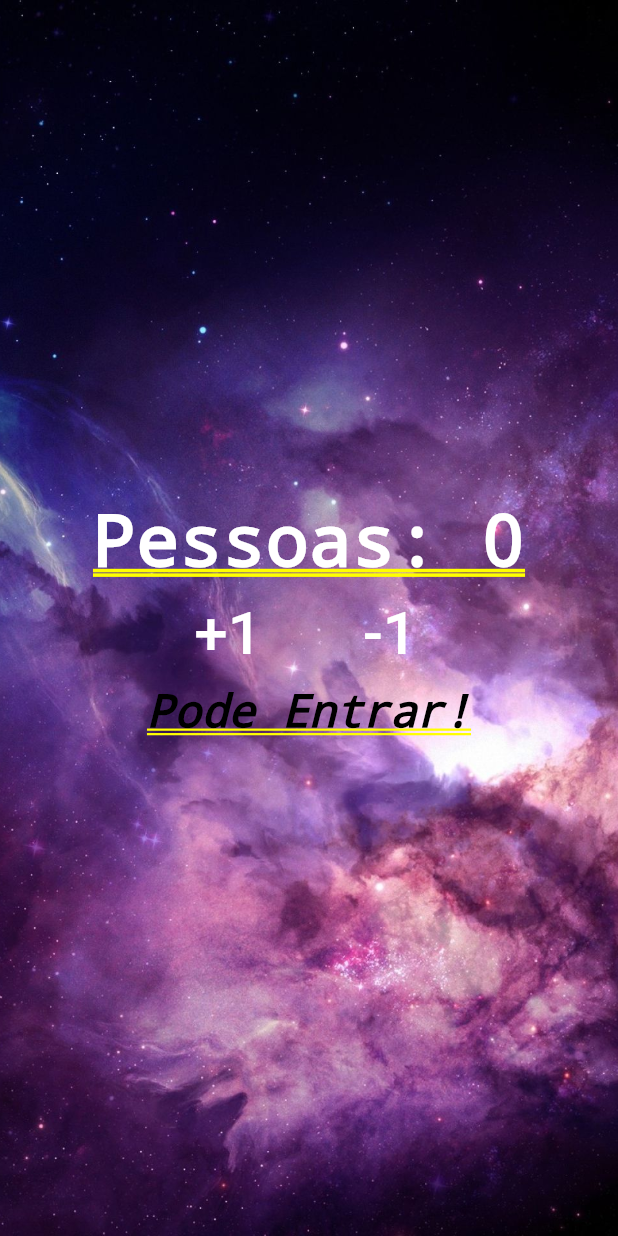
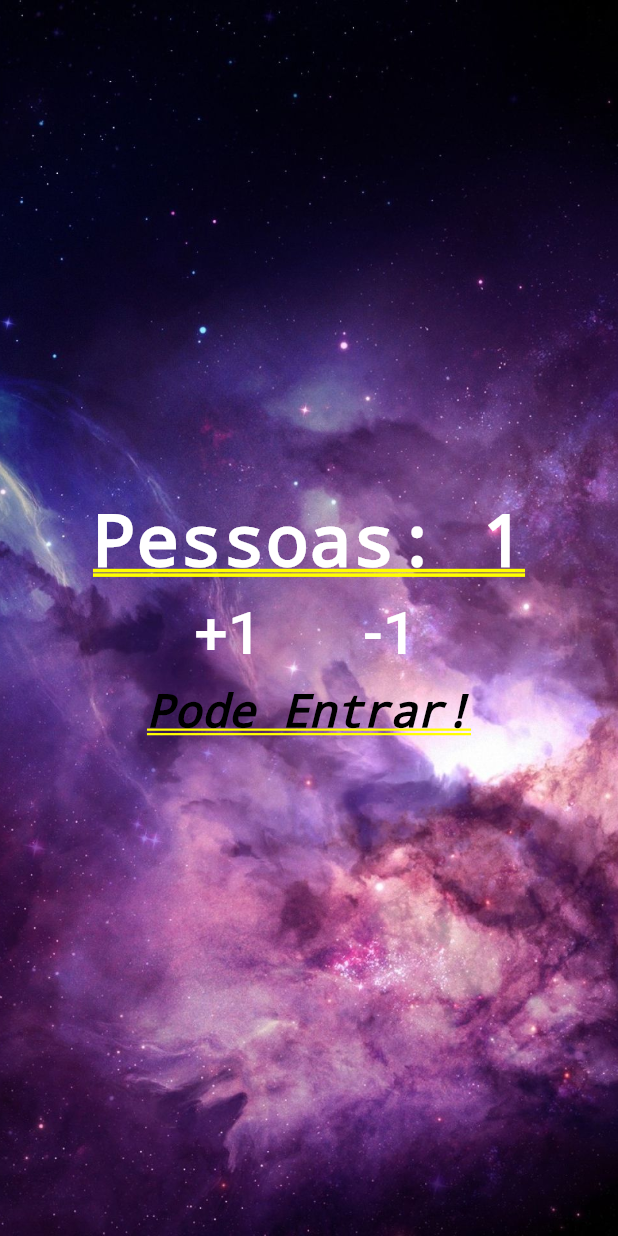
Before and after one commit to Tashima42/contador_pessoas, a Flutter app: the screen it shows after launch, after a tap on "+1", on a phone screen of 412 x 824 dp. Run offline on Flutter 3.47's test engine with Material 2 defaults, Android fonts, the phone set to English and light mode, and no system bars.

Commit message:
Funcoes dos botoes e comentarios adicionados

```diff
--- a/lib/main.dart
+++ b/lib/main.dart
@@ -1,57 +1,103 @@
 import 'package:flutter/material.dart';
 
 void main() {
-  runApp(MaterialApp(
-      title: "Contador de Pessoas",
-      home: Stack(
-        children: <Widget>
-              [
-          Image.asset(
-            'assets/images/space.jpg',
-            fit: BoxFit.cover,
-            height: 1000.0,
-            ),
-          Column(
+  runApp(MaterialApp(title: "Contador de Pessoas", home: Home()));
+}
+
+class Home extends StatefulWidget {
+  @override
+  _HomeState createState() => _HomeState();
+}
+
+class _HomeState extends State<Home> {
+  //variaveis que serao utilizadas
+  int _pessoas = 0;
+  String _textoEstado = "Pode Entrar!";
+
+  //Criando uma funcao para incrementar ou diminuir o numero de pessoas
+  //e mudar o texto de estado na parte inferior
+  void numeroPessoas(int delta){
+    setState(() {
+      _pessoas += delta;
+    });
+
+    if (_pessoas < 0){ //Se for menos que 0, mostrar uma mensagem de desaprovacao
+      _textoEstado = "Qual foi doido";
+    } else if(_pessoas <= 10){ //Se o numero de pessoas for entre 0 e 10, dizer que estamos livres
+      _textoEstado = "Pode Entrar!";
+    } else{ //Se maior que 10, dizer que estamos lotados
+      _textoEstado = "Estamos Lotados :(";
+    }
+  }
+
+  @override
+  Widget build(BuildContext context) {
+    return
+    //Criando um Stack para colocar uma imagem de fundo
+    Stack(
+      children: <Widget>[
+        //Declarando a imagem de fundo do espaco
+        Image.asset(
+          'assets/images/space.jpg', //Mostrando o diretorio
+          fit: BoxFit.cover, //Dizendo que ela deve cobrir toda a tela
+          height: 1000.0,
+          width: 1000.0,
+        ),
+        //Criando uma coluna em que os elementos ficarao
+        Column(
+          //Definindo o alinhamento dos elementos como central
           mainAxisAlignment: MainAxisAlignment.center,
           children: <Widget>[
+            //Mostra o numero de pessoas atualmente
             Text(
-              "Pessoas: 0",
-              style: TextStyle(color: Colors.white, fontWeight: FontWeight.bold),
+              "Pessoas: $_pessoas",
+              style:
+                  TextStyle(color: Colors.white, fontWeight: FontWeight.bold),
             ),
+            //Cria uma linha para os botoes de aumentar e diminuir
             Row(mainAxisAlignment: MainAxisAlignment.center, children: <Widget>[
+              //Coloca Padding nos botoes para que tenham certa distancia dos outros elementos
               Padding(
                 padding: const EdgeInsets.all(10.0),
-                child: FlatButton(
+                child:
+                //Botao para adicionar
+                FlatButton(
                   child: Text(
                     "+1",
                     style: TextStyle(fontSize: 40.0, color: Colors.white),
                   ),
                   onPressed: () {
-                    print('+1');
+                    numeroPessoas(1);
                   },
                 ),
               ),
               Padding(
                 padding: const EdgeInsets.all(10.0),
-                child: FlatButton(
+                child:
+                //Botao para diminuir
+                FlatButton(
                   child: Text(
                     "-1",
                     style: TextStyle(fontSize: 40.0, color: Colors.white),
                   ),
                   onPressed: () {
-                    print('-1');
+                    numeroPessoas(-1);
                   },
                 ),
               ),
             ]),
+            //Texto que mostra o estado, se podemos entrar ou nao
+            //E alterado de acordo com o numero de pessoas contadas
             Text(
-              "Pode Entrar!",
+              _textoEstado,
               style: TextStyle(
                   color: Colors.black,
                   fontStyle: FontStyle.italic,
                   fontSize: 30.0),
             ),
           ],
-        ),],
-      )));
+        ),
+      ],
+    );
+  }
 }
```
